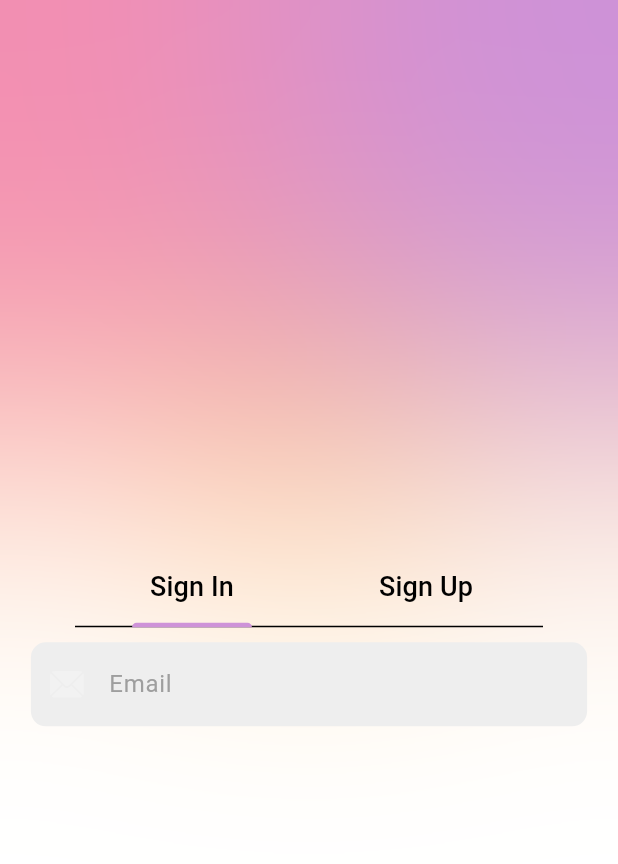
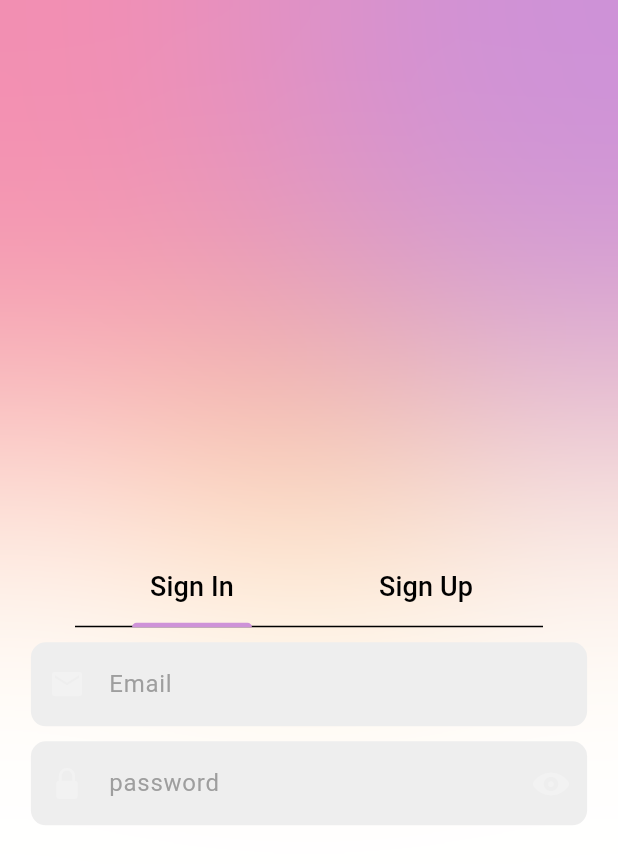
Before and after one commit to TitusKI/AuthPortal, a Flutter app: the screen it shows after launch, on a phone screen of 412 x 824 dp. Shown: the top 864 px of the screen. Run offline on Flutter 3.47's test engine with Material 3 defaults, Android fonts, the light colour scheme and no system bars; our stand-ins replace bloc, cloud_firestore, equatable, firebase_auth, firebase_core, flutter_bloc; missing offline and left inert: regexpattern; accounts and stored records are empty.

Commit message:
Sign In Ui

```diff
--- a/lib/app_view.dart
+++ b/lib/app_view.dart
@@ -25,7 +25,7 @@ class MyAppView extends StatelessWidget {
         tertiary: Color.fromRGBO(255, 204, 128, 1),
         error: Colors.red,
         outline: Color(0xFF424242),
-        brightness: Brightness.light,
+        brightness: Brightness.dark,
         surface: Colors.white,
         onError: Color.fromARGB(255, 219, 38, 25) ,
         onSurface: Colors.white24
--- a/lib/screens/auth/components/my_text_field.dart
+++ b/lib/screens/auth/components/my_text_field.dart
@@ -12,6 +12,7 @@ class MyTextField extends StatelessWidget {
   final FocusNode? focusNode;
   final String? errorMsg;
   final String? Function(String?)? onChanged;
+  final Color textColor;
 
     const MyTextField({
     super.key,
@@ -26,6 +27,7 @@ class MyTextField extends StatelessWidget {
     this.focusNode,
     this.errorMsg,
     this.onChanged,
+    this.textColor = Colors.black,
   });
 
   @override
@@ -45,10 +47,11 @@ class MyTextField extends StatelessWidget {
         ),
         focusedBorder: OutlineInputBorder(
           borderRadius: BorderRadius.circular(20),
-          borderSide: BorderSide(color: Theme.of(context).colorScheme.surface),
+          borderSide: BorderSide(color: Theme.of(context).colorScheme.secondary),
         ),
         fillColor: Colors.grey.shade200,
         filled: true,
+
         hintText: hintText,
         hintStyle: TextStyle(
           color: Colors.grey[500],
@@ -56,6 +59,7 @@ class MyTextField extends StatelessWidget {
         errorText: errorMsg,
       ),
       validator: validator,
+      style: TextStyle(color: textColor ),
       focusNode: focusNode,
       onChanged: onChanged,
     );
--- a/lib/screens/auth/sign_in_screen.dart
+++ b/lib/screens/auth/sign_in_screen.dart
@@ -1,18 +1,17 @@
 import 'package:authenticateme/screens/auth/components/my_text_field.dart';
 import 'package:flutter/cupertino.dart';
+import 'package:flutter/material.dart';
 
 import 'package:regexpattern/regexpattern.dart';
-
-
 
 class SignInScreen extends StatefulWidget {
   const SignInScreen({super.key});
 
   @override
-  State<SignInScreen> createState() => SignInScreenState();
+  State<SignInScreen> createState() => _SignInScreenState();
 }
 
-class SignInScreenState extends State<SignInScreen> {
+class _SignInScreenState extends State<SignInScreen> {
   final passwordController = TextEditingController();
   final emailController = TextEditingController();
   final _formKey = GlobalKey<FormState>();
@@ -20,7 +19,6 @@ class SignInScreenState extends State<SignInScreen> {
   IconData iconPassword = CupertinoIcons.eye_fill;
   bool obscurePassword = true;
   String? _errorMsg;
-
 
   @override
   Widget build(BuildContext context) {
@@ -38,21 +36,54 @@ class SignInScreenState extends State<SignInScreen> {
               hintText: 'Email',
               obscureText: false,
               keyboardType: TextInputType.emailAddress,
-              prefixIcon: const Icon(CupertinoIcons.mail_solid),
+              prefixIcon: const Icon(Icons.mail),
               errorMsg: _errorMsg,
-              // validator: (validate) {
-              //   if (validate!.isEmpty) {
-              //     return "Please fill in this field";
-              //   } else if (!validate.isEmail()) {
-              //     return "Please enter a valid email";
-              //   }
-              //   return null;
-              // },
+              validator: (validate) {
+                if (validate!.isEmpty) {
+                  return "Please fill in this field";
+                } else if (!validate.isEmail()) {
+                  return "Please enter a valid email";
+                }
+                return null;
+              },
             ),
           ),
           const SizedBox(
             height: 10,
-          )
+          ),
+          SizedBox(
+            width: MediaQuery.of(context).size.width * 0.9,
+            child: MyTextField(
+              controller: passwordController,
+              hintText: "password",
+              obscureText: obscurePassword,
+              keyboardType: TextInputType.visiblePassword,
+              prefixIcon: const Icon(CupertinoIcons.lock_fill),
+              errorMsg: _errorMsg,
+            validator:(valpass) {
+              if(valpass!.isEmpty){
+                return "Please fill in this field";
+
+              }
+              else if (!valpass.isPasswordNormal1()){
+                return "Please enter a valid password";
+              }
+              return null;
+
+            },
+            suffixIcon: IconButton(onPressed: (){
+              setState(){
+                obscurePassword = !obscurePassword;
+                if(obscurePassword){
+                  iconPassword =  CupertinoIcons.eye_fill;
+
+                }else{
+                  iconPassword = CupertinoIcons.eye_slash_fill;
+                }
+              }
+            }, icon: Icon(iconPassword)),
+            ),
+          ),
         ],
       ),
     );
--- a/lib/screens/auth/welcome_screen.dart
+++ b/lib/screens/auth/welcome_screen.dart
@@ -106,7 +106,7 @@ class _WelcomeScreenState extends State<WelcomeScreen>
                         children: [
 
                          const SignInScreen(),
-                          Container(),
+
                         ],
                       ))
                     ],
```
